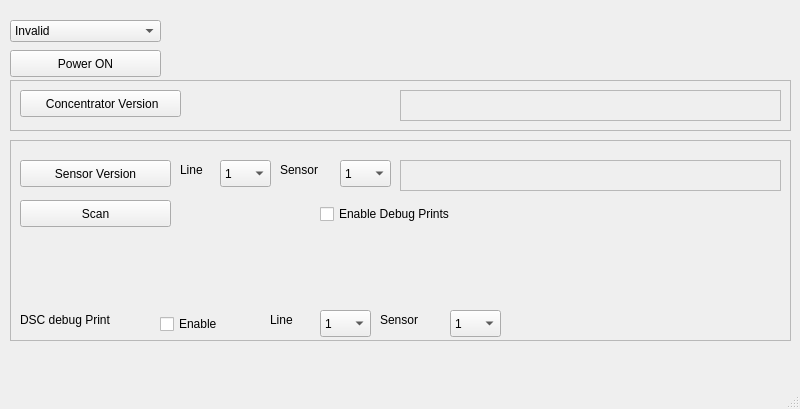
Before: the Qt Designer form Qt/DataCollector/datacollector.ui in shinymetal6/Membrane_2412172_00_Processes_03, drawn with Qt 5.
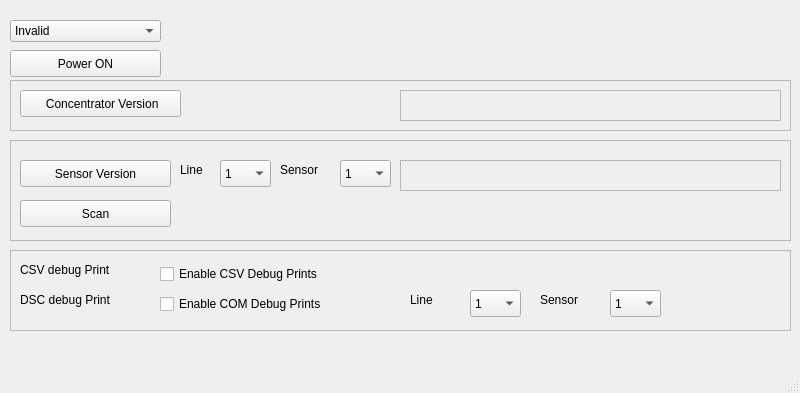
After: the same form once the commit is applied. Icons and pictures are not drawn.

Commit message: added some unctions in qt, added check on usb parameter before sending data

What changed in the file:
```diff
--- a/Qt/DataCollector/datacollector.ui
+++ b/Qt/DataCollector/datacollector.ui
@@ -7,7 +7,7 @@
     <x>0</x>
     <y>0</y>
     <width>800</width>
-    <height>409</height>
+    <height>393</height>
    </rect>
   </property>
   <property name="windowTitle">
@@ -127,7 +127,7 @@
       <x>10</x>
       <y>140</y>
       <width>781</width>
-      <height>201</height>
+      <height>101</height>
      </rect>
     </property>
     <property name="frameShape">
@@ -168,135 +168,6 @@
       <bool>true</bool>
      </property>
     </widget>
-    <widget class="QComboBox" name="QLINE_DEBUG_comboBox">
-     <property name="geometry">
-      <rect>
-       <x>310</x>
-       <y>170</y>
-       <width>51</width>
-       <height>27</height>
-      </rect>
-     </property>
-     <item>
-      <property name="text">
-       <string>1</string>
-      </property>
-     </item>
-     <item>
-      <property name="text">
-       <string>2</string>
-      </property>
-     </item>
-     <item>
-      <property name="text">
-       <string>3</string>
-      </property>
-     </item>
-     <item>
-      <property name="text">
-       <string>4</string>
-      </property>
-     </item>
-     <item>
-      <property name="text">
-       <string>All</string>
-      </property>
-     </item>
-    </widget>
-    <widget class="QLabel" name="label_43">
-     <property name="geometry">
-      <rect>
-       <x>260</x>
-       <y>170</y>
-       <width>41</width>
-       <height>19</height>
-      </rect>
-     </property>
-     <property name="text">
-      <string>Line</string>
-     </property>
-    </widget>
-    <widget class="QLabel" name="label_42">
-     <property name="geometry">
-      <rect>
-       <x>10</x>
-       <y>170</y>
-       <width>121</width>
-       <height>20</height>
-      </rect>
-     </property>
-     <property name="text">
-      <string>DSC debug Print</string>
-     </property>
-    </widget>
-    <widget class="QLabel" name="label_44">
-     <property name="geometry">
-      <rect>
-       <x>370</x>
-       <y>170</y>
-       <width>61</width>
-       <height>19</height>
-      </rect>
-     </property>
-     <property name="text">
-      <string>Sensor</string>
-     </property>
-    </widget>
-    <widget class="QComboBox" name="QSENSOR_DEBUG_comboBox">
-     <property name="geometry">
-      <rect>
-       <x>440</x>
-       <y>170</y>
-       <width>51</width>
-       <height>27</height>
-      </rect>
-     </property>
-     <item>
-      <property name="text">
-       <string>1</string>
-      </property>
-     </item>
-     <item>
-      <property name="text">
-       <string>2</string>
-      </property>
-     </item>
-     <item>
-      <property name="text">
-       <string>3</string>
-      </property>
-     </item>
-     <item>
-      <property name="text">
-       <string>4</string>
-      </property>
-     </item>
-     <item>
-      <property name="text">
-       <string>5</string>
-      </property>
-     </item>
-     <item>
-      <property name="text">
-       <string>6</string>
-      </property>
-     </item>
-     <item>
-      <property name="text">
-       <string>7</string>
-      </property>
-     </item>
-     <item>
-      <property name="text">
-       <string>8</string>
-      </property>
-     </item>
-     <item>
-      <property name="text">
-       <string>All</string>
-      </property>
-     </item>
-    </widget>
     <widget class="QLabel" name="label_SensorInfo">
      <property name="geometry">
       <rect>
@@ -445,32 +316,6 @@
       <string>Sensor</string>
      </property>
     </widget>
-    <widget class="QCheckBox" name="DebugEnable_checkBox">
-     <property name="geometry">
-      <rect>
-       <x>150</x>
-       <y>170</y>
-       <width>94</width>
-       <height>28</height>
-      </rect>
-     </property>
-     <property name="text">
-      <string>Enable</string>
-     </property>
-    </widget>
-    <widget class="QCheckBox" name="CSVDebugEnable_checkBox">
-     <property name="geometry">
-      <rect>
-       <x>310</x>
-       <y>60</y>
-       <width>171</width>
-       <height>28</height>
-      </rect>
-     </property>
-     <property name="text">
-      <string>Enable Debug Prints</string>
-     </property>
-    </widget>
    </widget>
    <widget class="QPushButton" name="Power_pushButton">
     <property name="geometry">
@@ -533,6 +378,190 @@
      </property>
     </widget>
    </widget>
+   <widget class="QFrame" name="DEBUG_frame">
+    <property name="geometry">
+     <rect>
+      <x>10</x>
+      <y>250</y>
+      <width>781</width>
+      <height>81</height>
+     </rect>
+    </property>
+    <property name="frameShape">
+     <enum>QFrame::StyledPanel</enum>
+    </property>
+    <property name="frameShadow">
+     <enum>QFrame::Raised</enum>
+    </property>
+    <widget class="QComboBox" name="QSENSOR_DEBUG_comboBox">
+     <property name="geometry">
+      <rect>
+       <x>600</x>
+       <y>40</y>
+       <width>51</width>
+       <height>27</height>
+      </rect>
+     </property>
+     <item>
+      <property name="text">
+       <string>1</string>
+      </property>
+     </item>
+     <item>
+      <property name="text">
+       <string>2</string>
+      </property>
+     </item>
+     <item>
+      <property name="text">
+       <string>3</string>
+      </property>
+     </item>
+     <item>
+      <property name="text">
+       <string>4</string>
+      </property>
+     </item>
+     <item>
+      <property name="text">
+       <string>5</string>
+      </property>
+     </item>
+     <item>
+      <property name="text">
+       <string>6</string>
+      </property>
+     </item>
+     <item>
+      <property name="text">
+       <string>7</string>
+      </property>
+     </item>
+     <item>
+      <property name="text">
+       <string>8</string>
+      </property>
+     </item>
+     <item>
+      <property name="text">
+       <string>All</string>
+      </property>
+     </item>
+    </widget>
+    <widget class="QCheckBox" name="DSCDebugEnable_checkBox">
+     <property name="geometry">
+      <rect>
+       <x>150</x>
+       <y>40</y>
+       <width>211</width>
+       <height>28</height>
+      </rect>
+     </property>
+     <property name="text">
+      <string>Enable COM Debug Prints</string>
+     </property>
+    </widget>
+    <widget class="QLabel" name="label_42">
+     <property name="geometry">
+      <rect>
+       <x>10</x>
+       <y>40</y>
+       <width>121</width>
+       <height>20</height>
+      </rect>
+     </property>
+     <property name="text">
+      <string>DSC debug Print</string>
+     </property>
+    </widget>
+    <widget class="QLabel" name="label_43">
+     <property name="geometry">
+      <rect>
+       <x>400</x>
+       <y>40</y>
+       <width>41</width>
+       <height>19</height>
+      </rect>
+     </property>
+     <property name="text">
+      <string>Line</string>
+     </property>
+    </widget>
+    <widget class="QComboBox" name="QLINE_DEBUG_comboBox">
+     <property name="geometry">
+      <rect>
+       <x>460</x>
+       <y>40</y>
+       <width>51</width>
+       <height>27</height>
+      </rect>
+     </property>
+     <item>
+      <property name="text">
+       <string>1</string>
+      </property>
+     </item>
+     <item>
+      <property name="text">
+       <string>2</string>
+      </property>
+     </item>
+     <item>
+      <property name="text">
+       <string>3</string>
+      </property>
+     </item>
+     <item>
+      <property name="text">
+       <string>4</string>
+      </property>
+     </item>
+     <item>
+      <property name="text">
+       <string>All</string>
+      </property>
+     </item>
+    </widget>
+    <widget class="QLabel" name="label_44">
+     <property name="geometry">
+      <rect>
+       <x>530</x>
+       <y>40</y>
+       <width>61</width>
+       <height>19</height>
+      </rect>
+     </property>
+     <property name="text">
+      <string>Sensor</string>
+     </property>
+    </widget>
+    <widget class="QCheckBox" name="CSVDebugEnable_checkBox">
+     <property name="geometry">
+      <rect>
+       <x>150</x>
+       <y>10</y>
+       <width>231</width>
+       <height>28</height>
+      </rect>
+     </property>
+     <property name="text">
+      <string>Enable CSV Debug Prints</string>
+     </property>
+    </widget>
+    <widget class="QLabel" name="label_47">
+     <property name="geometry">
+      <rect>
+       <x>10</x>
+       <y>10</y>
+       <width>121</width>
+       <height>20</height>
+      </rect>
+     </property>
+     <property name="text">
+      <string>CSV debug Print</string>
+     </property>
+    </widget>
+   </widget>
   </widget>
   <widget class="QMenuBar" name="menubar">
    <property name="geometry">
```
The commit also changes 5 other files.
